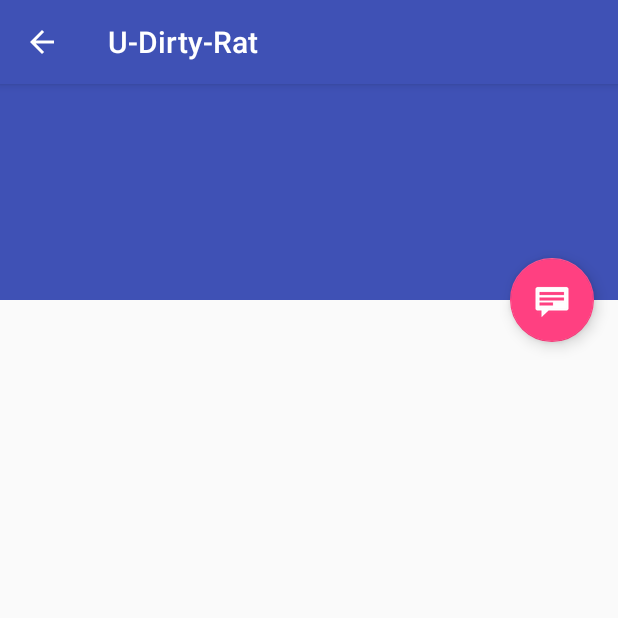
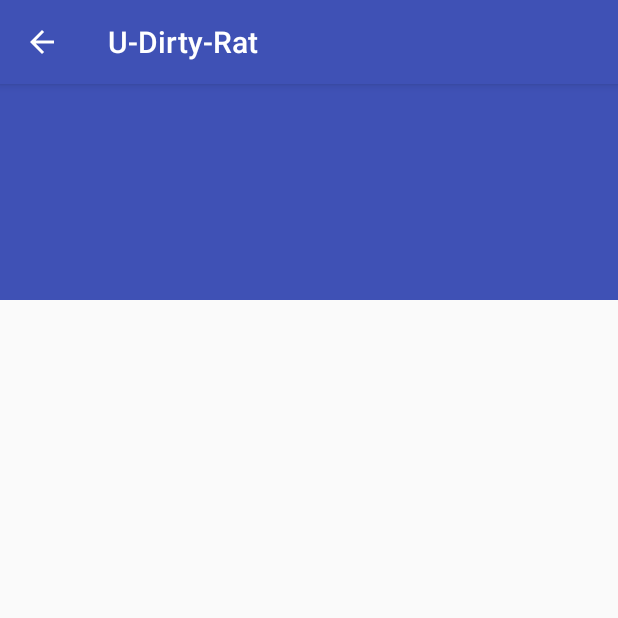
Before and after one commit to madisongrams/U-Dirty-Rat, an Android app: the RatSighting_ViewDetail screen opened directly, with no data from a screen before it, on a phone screen of 412 x 824 dp, the top half of it. Run offline under Robolectric (Android 15) with nearby library versions, the phone set to English and light mode, and no system bars; 1 statement that could not run was skipped.

Commit message:
fixing rat data detail view and smaller fixes to the list view

```diff
--- a/app/src/main/java/edu/gatech/jjmae/u_dirty_rat/RatSightingDetailFragment.java
+++ b/app/src/main/java/edu/gatech/jjmae/u_dirty_rat/RatSightingDetailFragment.java
@@ -2,7 +2,9 @@ package edu.gatech.jjmae.u_dirty_rat;
 
 import android.app.Activity;
 import android.os.Bundle;
+import android.support.design.widget.CollapsingToolbarLayout;
 import android.support.v4.app.Fragment;
+import android.support.v7.widget.LinearLayoutCompat;
 import android.util.Log;
 import android.view.LayoutInflater;
 import android.view.View;
@@ -33,32 +35,38 @@ public class RatSightingDetailFragment extends Fragment {
         super.onCreate(savedInstanceState);
 
         if (getArguments().containsKey(ARG_ITEM_ID)) {
-            // Load the dummy content specified by the fragment
-            // arguments. In a real-world scenario, use a Loader
-            // to load content from a content provider.
+
             int item_id = getArguments().getInt(ARG_ITEM_ID);
             Log.d("MYAPP", "Start details for: " + item_id);
             mItem = SampleModel.INSTANCE.findItemById(item_id);
+            Activity activity = this.getActivity();
+            CollapsingToolbarLayout appBarLayout = (CollapsingToolbarLayout) activity.findViewById(R.id.toolbar_layout);
+            if (appBarLayout != null) {
+                appBarLayout.setTitle(mItem.get_Borough());
+            }
 
-            Activity activity = this.getActivity();
         }
     }
 
-    public View onCreateView(LayoutInflater inflater, ViewGroup container) {
-        View rootView = inflater.inflate(R.layout.rat_report_detail, container);
+    @Override
+    public View onCreateView(LayoutInflater inflater, ViewGroup container,
+                             Bundle savedInstanceState) {
+        View rootView = inflater.inflate(R.layout.rat_report_detail, container, false);
         Log.d("MYAPP", "Getting ready to set data");
         if (mItem != null) {
             Log.d("MYAPP", "Getting ready to set id");
-            ((TextView) rootView.findViewById(R.id.title_id)).setText("" + mItem.get_ID());
+//            ((TextView) rootView.findViewById(R.id.title_id)).setText("" + mItem.get_ID());
             Log.d("MYAPP", "Getting ready to set name");
             ((TextView) rootView.findViewById(R.id.date)).setText(mItem.get_Date().toString());
             ((TextView) rootView.findViewById(R.id.location)).setText(mItem.get_Location());
             ((TextView) rootView.findViewById(R.id.zip)).setText("" + mItem.get_ZipCode());
             ((TextView) rootView.findViewById(R.id.address)).setText(mItem.get_Address());
             ((TextView) rootView.findViewById(R.id.city)).setText(mItem.get_City());
-            ((TextView) rootView.findViewById(R.id.borough)).setText(mItem.get_Borough());
-            ((TextView) rootView.findViewById(R.id.latitude)).setText("" + mItem.get_Latitude());
-            ((TextView) rootView.findViewById(R.id.longitude)).setText("" + mItem.get_Longitude());
+            String latlong = mItem.get_Latitude() + ", " + mItem.get_Longitude();
+            ((TextView) rootView.findViewById(R.id.latlong)).setText(latlong);
+//            ((TextView) rootView.findViewById(R.id.borough)).setText(mItem.get_Borough());
+//            ((TextView) rootView.findViewById(R.id.latitude)).setText("" + mItem.get_Latitude());
+//            ((TextView) rootView.findViewById(R.id.longitude)).setText("" + mItem.get_Longitude());
         }
 
         return rootView;
--- a/app/src/main/java/edu/gatech/jjmae/u_dirty_rat/RatSighting_ViewDetail.java
+++ b/app/src/main/java/edu/gatech/jjmae/u_dirty_rat/RatSighting_ViewDetail.java
@@ -19,14 +19,14 @@ public class RatSighting_ViewDetail extends AppCompatActivity {
 //        Toolbar toolbar = (Toolbar) findViewById(R.id.detail_toolbar);
 //        setSupportActionBar(toolbar);
 
-        FloatingActionButton fab = (FloatingActionButton) findViewById(R.id.fab);
-        fab.setOnClickListener(new View.OnClickListener() {
-            @Override
-            public void onClick(View view) {
-                Snackbar.make(view, "Replace with your own detail action", Snackbar.LENGTH_LONG)
-                        .setAction("Action", null).show();
-            }
-        });
+//        FloatingActionButton fab = (FloatingActionButton) findViewById(R.id.fab);
+//        fab.setOnClickListener(new View.OnClickListener() {
+//            @Override
+//            public void onClick(View view) {
+//                Snackbar.make(view, "Replace with your own detail action", Snackbar.LENGTH_LONG)
+//                        .setAction("Action", null).show();
+//            }
+//        });
 
         // Show the Up button in the action bar.
         ActionBar actionBar = getSupportActionBar();
--- a/app/src/main/java/edu/gatech/jjmae/u_dirty_rat/RatSightingsList.java
+++ b/app/src/main/java/edu/gatech/jjmae/u_dirty_rat/RatSightingsList.java
@@ -25,7 +25,7 @@ public class RatSightingsList extends AppCompatActivity {
         setContentView(R.layout.activity_rat_sighting_list);
         Toolbar toolbar = (Toolbar) findViewById(R.id.toolbar);
         setSupportActionBar(toolbar);
-
+        toolbar.setTitle(getTitle());
         FloatingActionButton fab = (FloatingActionButton) findViewById(R.id.fab);
         fab.setOnClickListener(new View.OnClickListener() {
             @Override
@@ -63,7 +63,8 @@ public class RatSightingsList extends AppCompatActivity {
         @Override
         public void onBindViewHolder(final ViewHolder holder, int position) {
             holder.mItem = mValues.get(position);
-            holder.mDateView.setText( mValues.get(position).get_Date().toString());
+            String date = mValues.get(position).get_Date().toString();
+            holder.mDateView.setText(date.substring(0, 10) + " " + date.substring(30, 34));
             holder.mBoroughView.setText(mValues.get(position).get_Borough());
 
             holder.mView.setOnClickListener(new View.OnClickListener() {
--- a/app/src/main/res/layout/activity_rat_sighting__view_detail.xml
+++ b/app/src/main/res/layout/activity_rat_sighting__view_detail.xml
@@ -40,14 +40,16 @@
         android:layout_height="match_parent"
         app:layout_behavior="@string/appbar_scrolling_view_behavior" />
 
-    <android.support.design.widget.FloatingActionButton
-        android:id="@+id/fab"
-        android:layout_width="wrap_content"
-        android:layout_height="wrap_content"
-        android:layout_gravity="center_vertical|start"
-        android:layout_margin="@dimen/fab_margin"
-        app:layout_anchor="@+id/dataitem_detail_container"
-        app:layout_anchorGravity="top|end"
-        app:srcCompat="@android:drawable/stat_notify_chat" />
+    <!--<android.support.design.widget.FloatingActionButton-->
+        <!--android:id="@+id/fab"-->
+        <!--android:layout_width="wrap_content"-->
+        <!--android:layout_height="wrap_content"-->
+        <!--android:layout_gravity="center_vertical|start"-->
+        <!--android:layout_margin="@dimen/fab_margin"-->
+        <!--app:layout_anchor="@+id/dataitem_detail_container"-->
+        <!--app:layout_anchorGravity="top|end"-->
+        <!--app:srcCompat="@android:drawable/stat_notify_chat" />-->
+
+
 
 </android.support.design.widget.CoordinatorLayout>
--- a/app/src/main/res/layout/content_rat_sighting_list.xml
+++ b/app/src/main/res/layout/content_rat_sighting_list.xml
@@ -10,4 +10,4 @@
     android:layout_marginRight="16dp"
     app:layoutManager="LinearLayoutManager"
     tools:context="edu.gatech.jjmae.u_dirty_rat.RatSightingsList"
-    tools:listitem="@layout/dataitem_list_content" />
+    tools:listitem="@layout/rat_item_list_content" />
```
Also changed, not shown: app/src/main/java/edu/gatech/jjmae/u_dirty_rat/HomeActivity.java (+3 -4 lines), app/src/main/java/edu/gatech/jjmae/u_dirty_rat/RatSightingDataItem.java (+8 -1 lines), app/src/main/res/layout/rat_report_detail.xml (+26 -26 lines).
